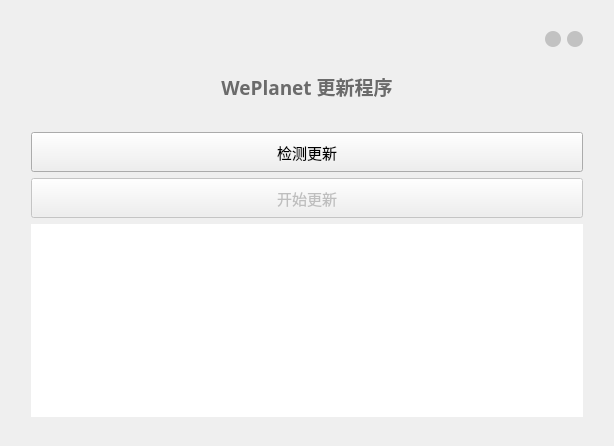
Old version of the form mainwindow.ui in the repository csthenry/autoupdate-for-qt.
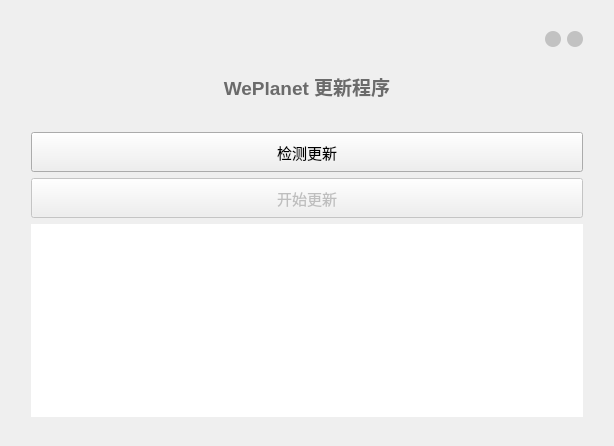
New version of the form. Icons and pictures are not drawn.

Commit message: update: 更新细节问题

What changed in the file:
```diff
--- a/mainwindow.ui
+++ b/mainwindow.ui
@@ -242,7 +242,6 @@
            <widget class="QLabel" name="label_2">
             <property name="font">
              <font>
-              <family>微软雅黑</family>
               <pointsize>14</pointsize>
              </font>
             </property>
```
Left out of the diff: 2 changed lines with no effect on the pictures. The commit also changes 2 other files.
